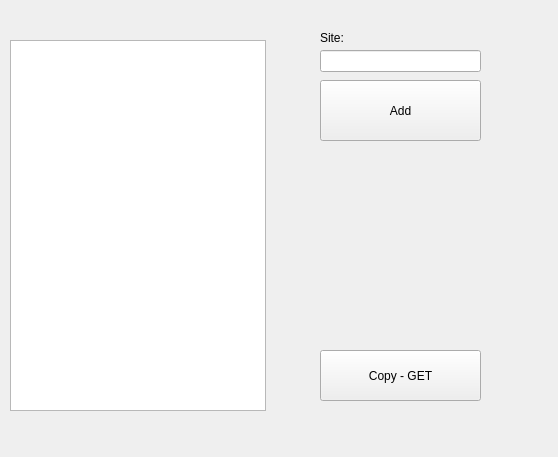
First picture: the form in res/gui/gui_pwmanager.ui, repository thekonon/pwmanager, before the edit.
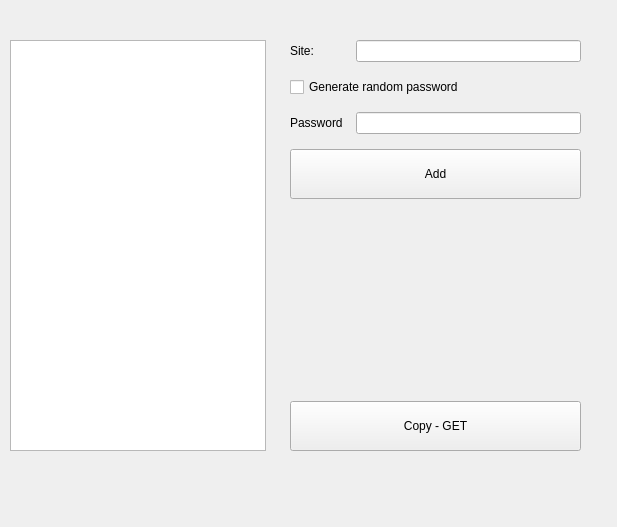
Second picture: the form after the edit.

Commit message: Added source path import, working on X button and pw manager window

Diff of the .ui file:
```diff
--- a/res/gui/gui_pwmanager.ui
+++ b/res/gui/gui_pwmanager.ui
@@ -6,8 +6,8 @@
    <rect>
     <x>0</x>
     <y>0</y>
-    <width>558</width>
-    <height>457</height>
+    <width>617</width>
+    <height>527</height>
    </rect>
   </property>
   <property name="windowTitle">
@@ -19,58 +19,111 @@
      <x>10</x>
      <y>40</y>
      <width>256</width>
-     <height>371</height>
+     <height>411</height>
     </rect>
    </property>
   </widget>
-  <widget class="QPushButton" name="GetPasswordButton">
+  <widget class="QWidget" name="formLayoutWidget">
    <property name="geometry">
     <rect>
-     <x>320</x>
-     <y>350</y>
-     <width>161</width>
-     <height>51</height>
+     <x>290</x>
+     <y>40</y>
+     <width>291</width>
+     <height>411</height>
     </rect>
    </property>
-   <property name="text">
-    <string>Copy - GET</string>
-   </property>
-  </widget>
-  <widget class="QPushButton" name="AddSiteButton">
-   <property name="geometry">
-    <rect>
-     <x>320</x>
-     <y>80</y>
-     <width>161</width>
-     <height>61</height>
-    </rect>
-   </property>
-   <property name="text">
-    <string>Add</string>
-   </property>
-  </widget>
-  <widget class="QLineEdit" name="SiteEdit">
-   <property name="geometry">
-    <rect>
-     <x>320</x>
-     <y>50</y>
-     <width>161</width>
-     <height>22</height>
-    </rect>
-   </property>
-  </widget>
-  <widget class="QLabel" name="label">
-   <property name="geometry">
-    <rect>
-     <x>320</x>
-     <y>30</y>
-     <width>49</width>
-     <height>16</height>
-    </rect>
-   </property>
-   <property name="text">
-    <string>Site:</string>
-   </property>
+   <layout class="QFormLayout" name="formLayout">
+    <property name="fieldGrowthPolicy">
+     <enum>QFormLayout::ExpandingFieldsGrow</enum>
+    </property>
+    <property name="rowWrapPolicy">
+     <enum>QFormLayout::WrapLongRows</enum>
+    </property>
+    <property name="formAlignment">
+     <set>Qt::AlignLeading|Qt::AlignLeft|Qt::AlignVCenter</set>
+    </property>
+    <property name="verticalSpacing">
+     <number>15</number>
+    </property>
+    <item row="0" column="0">
+     <widget class="QLabel" name="label">
+      <property name="minimumSize">
+       <size>
+        <width>60</width>
+        <height>0</height>
+       </size>
+      </property>
+      <property name="text">
+       <string>Site:</string>
+      </property>
+     </widget>
+    </item>
+    <item row="0" column="1">
+     <widget class="QLineEdit" name="SiteEdit"/>
+    </item>
+    <item row="1" column="0" colspan="2">
+     <widget class="QCheckBox" name="checkBox">
+      <property name="text">
+       <string>Generate random password</string>
+      </property>
+     </widget>
+    </item>
+    <item row="3" column="0" colspan="2">
+     <widget class="QPushButton" name="AddSiteButton">
+      <property name="minimumSize">
+       <size>
+        <width>0</width>
+        <height>50</height>
+       </size>
+      </property>
+      <property name="text">
+       <string>Add</string>
+      </property>
+     </widget>
+    </item>
+    <item row="5" column="0" colspan="2">
+     <widget class="QPushButton" name="GetPasswordButton">
+      <property name="minimumSize">
+       <size>
+        <width>0</width>
+        <height>50</height>
+       </size>
+      </property>
+      <property name="text">
+       <string>Copy - GET</string>
+      </property>
+     </widget>
+    </item>
+    <item row="4" column="0" colspan="2">
+     <spacer name="verticalSpacer">
+      <property name="orientation">
+       <enum>Qt::Vertical</enum>
+      </property>
+      <property name="sizeHint" stdset="0">
+       <size>
+        <width>20</width>
+        <height>40</height>
+       </size>
+      </property>
+     </spacer>
+    </item>
+    <item row="2" column="1">
+     <widget class="QLineEdit" name="SiteEdit_2"/>
+    </item>
+    <item row="2" column="0">
+     <widget class="QLabel" name="label_2">
+      <property name="minimumSize">
+       <size>
+        <width>60</width>
+        <height>0</height>
+       </size>
+      </property>
+      <property name="text">
+       <string>Password</string>
+      </property>
+     </widget>
+    </item>
+   </layout>
   </widget>
  </widget>
  <resources/>
```
Left out of the diff: 29 changed lines with no effect on the pictures. The commit also changes 7 other files.
